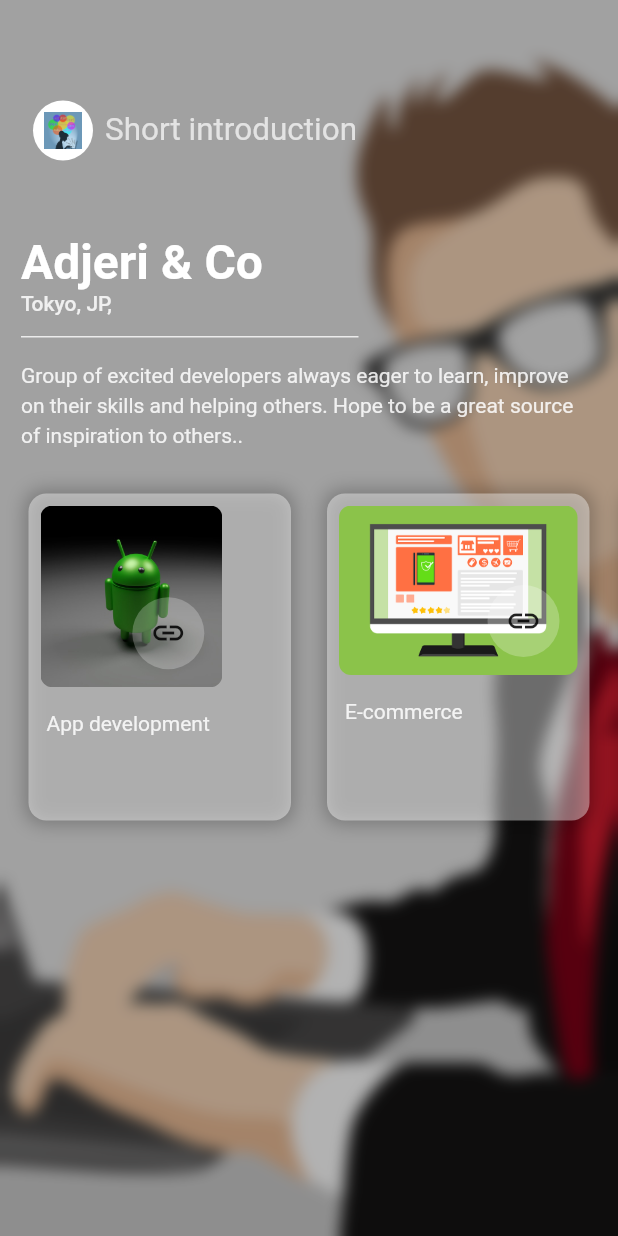
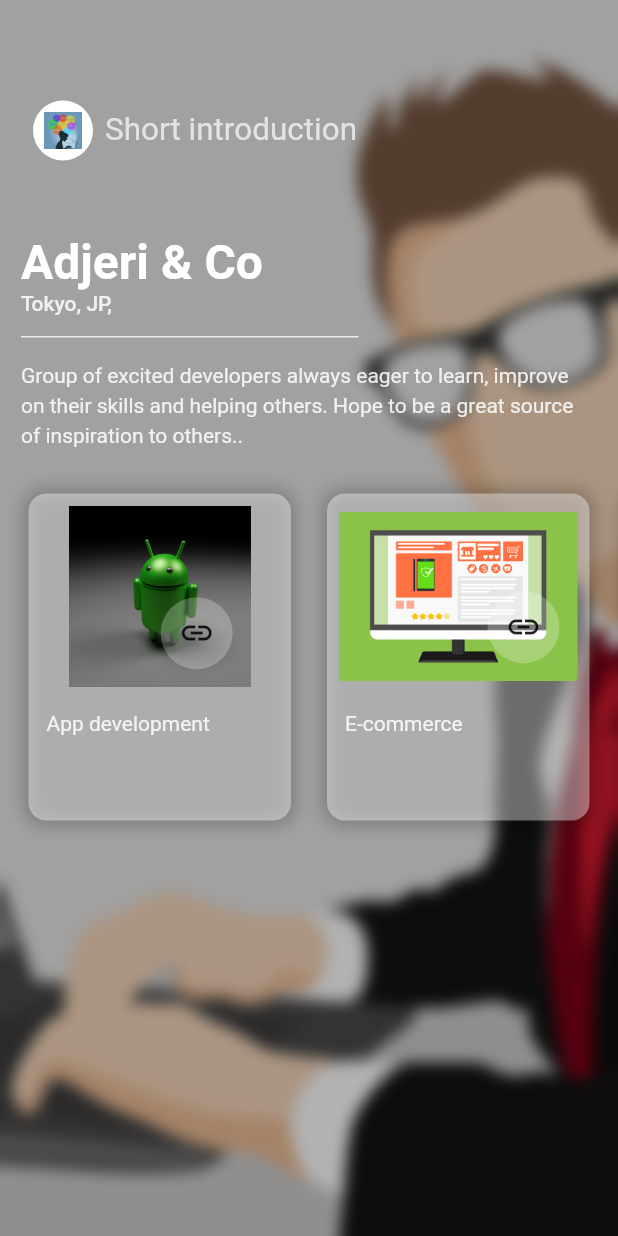
Before and after one commit to adjeri/company_profile_app, a Flutter app: the screen it shows after launch, on a phone screen of 412 x 824 dp. Run offline on Flutter 3.47's test engine with Material 2 defaults, Android fonts, the phone set to English and light mode, and no system bars.

Commit message:
update activity card

```diff
--- a/lib/ui/activity_card.dart
+++ b/lib/ui/activity_card.dart
@@ -24,15 +24,17 @@ class ActivityCard extends StatelessWidget {
   Widget _createThumbnail() {
     return ClipRRect(
       borderRadius: BorderRadius.circular(8.0),
+      child: Center(
         child: Stack(
           children: [
-          Image.asset(activity.thumbnail),
+            Image.asset(activity.thumbnail,),
             Positioned(
                 bottom: 12.0,
                 right: 12.0,
                 child: _createdLinkButton()
             )
           ],
+        ),
       ),
     );
   }
--- a/lib/ui/company_details_intro_animation.dart
+++ b/lib/ui/company_details_intro_animation.dart
@@ -20,7 +20,7 @@ class CompanyDetailsIntroAnimation {
             curve: Interval(0.500, 0.600, curve: Curves.easeIn))),
         dividerWidth = Tween(begin: 2.1, end: 225.0).animate(CurvedAnimation(
             parent: controller,
-            curve: Interval(0.650, 0.750, curve: Curves.elasticInOut))),
+            curve: Interval(0.650, 0.750, curve: Curves.easeInSine))),
         aboutOpacity = Tween(begin: 0.0, end: 0.85).animate(CurvedAnimation(
             parent: controller,
             curve: Interval(0.750, 0.900, curve: Curves.bounceInOut))),
```
Lines whose indentation alone changed are shown as unchanged.
